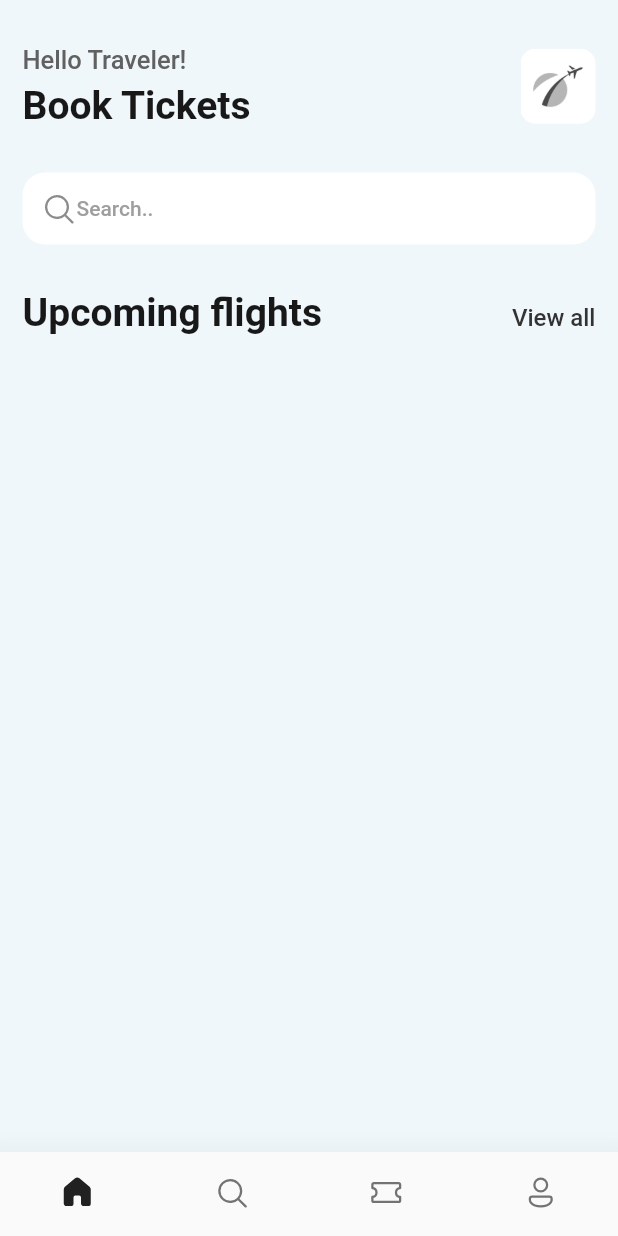
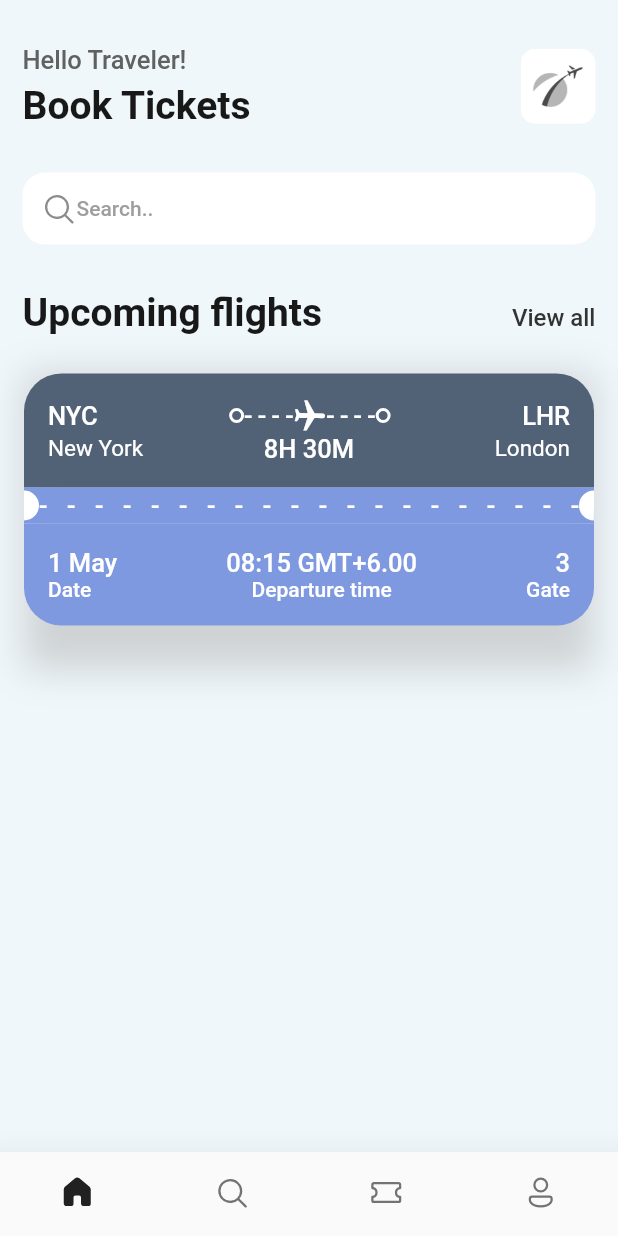
Before and after one commit to xX0ZAK0Xx/Traver, a Flutter app: the screen it shows after launch, on a phone screen of 412 x 824 dp. Run offline on Flutter 3.47's test engine with Material 2 defaults, Android fonts, the phone set to English and light mode, and no system bars; our stand-ins replace fluentui_icons.

Commit message:
Created Ticket Ui

```diff
--- a/lib/screens/home_screen.dart
+++ b/lib/screens/home_screen.dart
@@ -1,5 +1,6 @@
 import 'package:fluentui_icons/fluentui_icons.dart';
 import 'package:flutter/material.dart';
+import 'package:traver/screens/ticket_view.dart';
 import 'package:traver/utils/app_styles.dart';
 
 class HomeScreen extends StatelessWidget {
@@ -67,7 +68,8 @@ class HomeScreen extends StatelessWidget {
                   )
                 ],
               ),
-            )
+            ),
+            TicketView(),
           ],
         ),
       ),
--- a/lib/screens/ticket_view.dart
+++ b/lib/screens/ticket_view.dart
@@ -0,0 +1,185 @@
+import 'package:flutter/material.dart';
+import 'package:traver/utils/app_layout.dart';
+import 'package:traver/utils/app_styles.dart';
+
+class TicketView extends StatelessWidget {
+  const TicketView({super.key});
+
+  @override
+  Widget build(BuildContext context) {
+    final size = AppLayout.getSize(context);
+    return SizedBox(
+      width: size.width,
+      height: 230,
+      child: Container(
+        decoration: BoxDecoration(boxShadow: [
+          BoxShadow(
+            color: Color.fromARGB(255, 174, 174, 174).withOpacity(0.5),
+            spreadRadius: 0,
+            blurRadius: 20,
+            offset: Offset(0, 0), // changes position of shadow
+          ),
+        ],),
+        margin: EdgeInsets.all(16),
+        child: Column(
+          children: [
+            //Upper part
+            Container(
+              decoration: BoxDecoration(
+                color: Styles.ticketColor,
+                borderRadius: BorderRadius.only(topLeft: Radius.circular(25), topRight: Radius.circular(25)),
+              ),
+              padding: EdgeInsets.all(16),
+              child: Column(
+                children: [
+                  Row(
+                    children: [
+                      Text("NYC", style: Styles.tcheadLineStyle3,),
+                      Spacer(),
+                      Circle(),
+                      Expanded(
+                        child: Stack(
+                        children: [
+                          DottedLine(dots: 10,),
+                          Center(
+                            child: Transform.rotate(
+                              angle: 1.6,
+                              child: Icon(Icons.airplanemode_active, color: Colors.white,),
+                            ),
+                          )
+                        ]),
+                      ),
+                      Circle(),
+                      Spacer(),
+                      Text("LHR", style: Styles.tcheadLineStyle3,),
+                    ],
+                  ),
+                  Row(
+                    mainAxisAlignment: MainAxisAlignment.spaceBetween,
+                    children: [
+                      SizedBox(
+                        width: 100,
+                        child: Text("New York", style: Styles.tcheadLineStyle3.copyWith(fontSize: 15, fontWeight: FontWeight.w400)),
+                      ),
+                      Text("8H 30M", style: Styles.tcheadLineStyle3),
+                      SizedBox(
+                        width: 100,
+                        child: Text("London",textAlign: TextAlign.end, style: Styles.tcheadLineStyle3.copyWith(fontSize: 15, fontWeight: FontWeight.w400)),
+                      ),
+                    ],
+                  )
+                ],
+              ),
+            ),
+            //Middle part
+            Container(
+              color: Styles.blueColor,
+              child: Row(
+                children: [
+                  HalfCircle(),
+                  Expanded(child: DottedLine(dots: 20)),
+                  Transform.rotate(angle: 3.15, child: HalfCircle(),),
+                ],
+              ),
+            ),
+            //Bottom part
+            Container(
+              decoration: BoxDecoration(
+                color: Styles.blueColor,
+                borderRadius: BorderRadius.only(bottomLeft: Radius.circular(25), bottomRight: Radius.circular(25)),
+              ),
+              padding: EdgeInsets.all(16),
+              child: Column(
+                children: [
+                  Row(mainAxisAlignment: MainAxisAlignment.spaceBetween,
+                    children: [
+                      Column(
+                        crossAxisAlignment: CrossAxisAlignment.start,
+                        children: [
+                          Text("1 May", style: Styles.tcheadLineStyle3,),
+                          Text("Date", style: Styles.headLineStyle4.copyWith(color: Colors.white,)),
+                        ],
+                      ),
+                      Column(
+                        crossAxisAlignment: CrossAxisAlignment.center,
+                        children: [
+                          Text("08:15 GMT+6.00", style: Styles.tcheadLineStyle3,),
+                          Text("Departure time", style: Styles.headLineStyle4.copyWith(color: Colors.white,)),
+                        ],
+                      ),
+                      Column(
+                        crossAxisAlignment: CrossAxisAlignment.end,
+                        children: [
+                          Text("3", style: Styles.tcheadLineStyle3,),
+                          Text("Gate", style: Styles.headLineStyle4.copyWith(color: Colors.white,)),
+                        ],
+                      ),
+
+                    ],
+                  ),
+                ],
+              ),
+            )
+          ],
+        ),
+      )
+    );
+  }
+}
+
+class HalfCircle extends StatelessWidget {
+  const HalfCircle({
+    super.key,
+  });
+
+  @override
+  Widget build(BuildContext context) {
+    return SizedBox(
+      height: 20,
+      width: 10,
+      child: DecoratedBox(
+        decoration: BoxDecoration(
+          color: Colors.white,
+          borderRadius: BorderRadius.only(topRight: Radius.circular(20),  bottomRight: Radius.circular(20),),
+        ),
+      ),
+    );
+  }
+}
+
+class DottedLine extends StatelessWidget {
+  final int dots;
+
+  const DottedLine({super.key, required this.dots});
+
+
+  @override
+  Widget build(BuildContext context) {
+    return SizedBox(
+      height: 24,
+      child: Flex(
+        direction: Axis.horizontal,
+        mainAxisAlignment: MainAxisAlignment.spaceBetween,
+        mainAxisSize: MainAxisSize.max,
+        children: List.generate(dots, (index) => Text("-", style: Styles.tcheadLineStyle3,)) ,
+      ),
+    );
+  }
+}
+
+class Circle extends StatelessWidget {
+  const Circle({
+    super.key,
+  });
+
+  @override
+  Widget build(BuildContext context) {
+    return Container(
+      padding: EdgeInsets.all(3),
+      decoration: BoxDecoration(
+        borderRadius: BorderRadius.circular(20),
+        border: Border.all(width: 2, color: Colors.white),
+      ),
+    );
+  }
+}
--- a/lib/utils/app_styles.dart
+++ b/lib/utils/app_styles.dart
@@ -4,6 +4,7 @@ Color primary = Color.fromARGB(255, 51, 51, 51);
 class Styles{
   static Color primaryColor = primary;
   static Color textColor = const Color.fromARGB(255, 24, 24, 24);
+  static Color ticketColor = Color.fromARGB(255, 82, 98, 118);
   static Color bgColor = Color.fromARGB(255, 239, 247, 251)!;
   static Color blueColor = Color.fromARGB(255, 127, 153, 224)!;
 
@@ -11,5 +12,6 @@ class Styles{
   static TextStyle headLineStyle1 = TextStyle(fontSize: 26, color: textColor, fontWeight: FontWeight.bold);
   static TextStyle headLineStyle2 = TextStyle(fontSize: 21, color: textColor, fontWeight: FontWeight.bold);
   static TextStyle headLineStyle3 = TextStyle(fontSize: 17, color: Colors.grey.shade700, fontWeight: FontWeight.w500);
+  static TextStyle tcheadLineStyle3 = TextStyle(fontSize: 17, color: Color.fromARGB(255, 255, 255, 255), fontWeight: FontWeight.w500);
   static TextStyle headLineStyle4 = TextStyle(fontSize: 14, color: Colors.grey.shade500, fontWeight: FontWeight.w500);
 }
```
